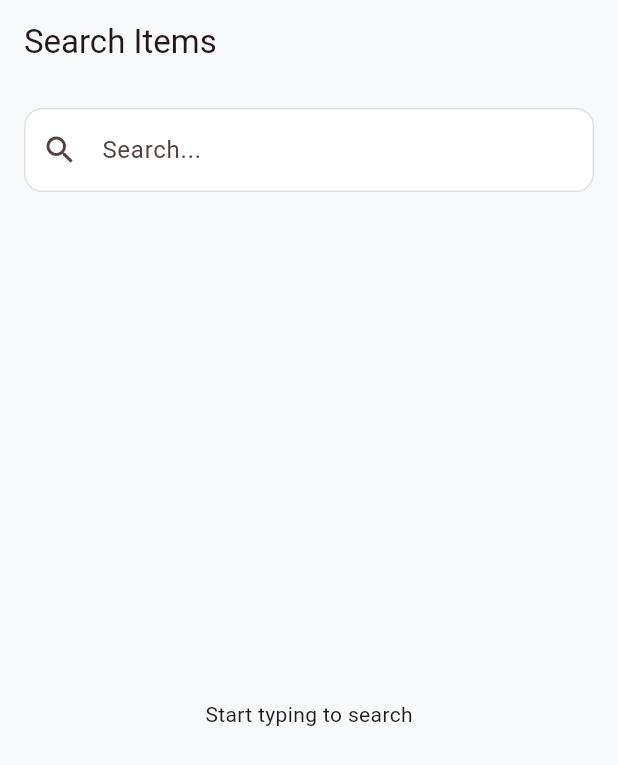
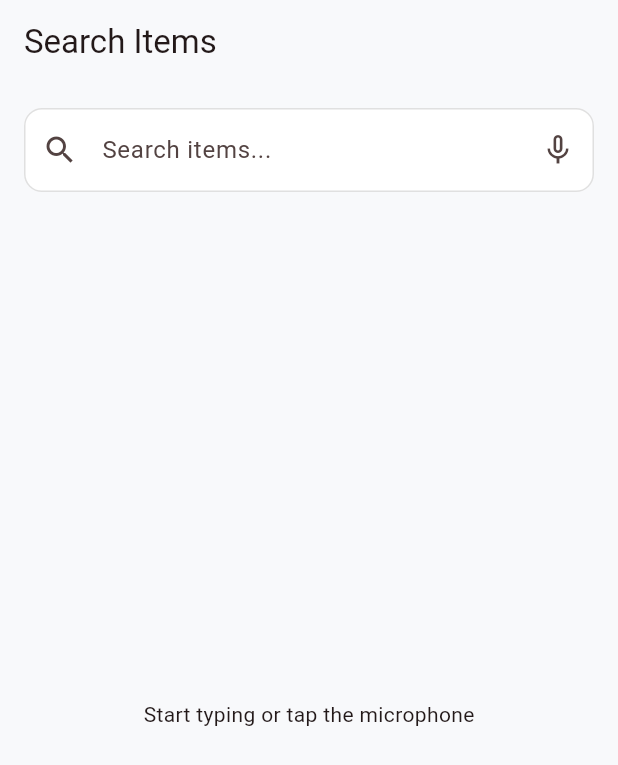
Before and after one commit to RiyoNest/find_my_stuff, a Flutter app: the SearchPage screen opened by its route, on a phone screen of 412 x 824 dp. Shown: the top 765 px of the screen. Run offline on Flutter 3.47's test engine with Material 3 defaults, Android fonts, the phone set to English and light mode, and no system bars; our stand-ins replace file_picker, flutter_riverpod, go_router, image_picker, objectbox, share_plus and 1 more; generated files the repository leaves out were written again.

Commit message:
FEAT: Voice to text in search

```diff
--- a/lib/core/services/backup_service.dart
+++ b/lib/core/services/backup_service.dart
@@ -97,7 +97,7 @@ class BackupService {
   }
 
   static Future<void> importBackup() async {
-    final result =  await FilePicker.platform.pickFiles(
+    final result =  await FilePicker.pickFiles(
       type: FileType.custom,
       allowedExtensions: ['json'],
     );
--- a/lib/features/search/presentation/pages/search_page.dart
+++ b/lib/features/search/presentation/pages/search_page.dart
@@ -1,7 +1,7 @@
 import 'package:find_my_stuff/shared/providers/storage_node_providers.dart';
 import 'package:flutter/material.dart';
 import 'package:flutter_riverpod/flutter_riverpod.dart';
-import 'package:go_router/go_router.dart';
+import 'package:speech_to_text/speech_to_text.dart';
 
 import '../widgets/search_result_tile.dart';
 
@@ -15,20 +15,142 @@ class SearchPage extends ConsumerStatefulWidget {
 class _SearchPageState extends ConsumerState<SearchPage> {
   String query = '';
 
+  final TextEditingController _controller = TextEditingController();
+
+  final SpeechToText _speech = SpeechToText();
+
+  bool _isListening = false;
+  bool _speechAvailable = false;
+
+  @override
+  void initState() {
+    super.initState();
+    _initializeSpeech();
+  }
+
+  Future<void> _initializeSpeech() async {
+    _speechAvailable = await _speech.initialize(
+      onStatus: (status) {
+        debugPrint('Speech Status: $status');
+
+        if (status == 'done' || status == 'notListening') {
+          if (mounted) {
+            setState(() {
+              _isListening = false;
+            });
+          }
+        }
+      },
+      onError: (error) {
+        debugPrint('Speech Error: $error');
+
+        if (mounted) {
+          setState(() {
+            _isListening = false;
+          });
+        }
+      },
+    );
+  }
+
+  Future<void> _startListening() async {
+    if (!_speechAvailable) {
+      ScaffoldMessenger.of(context).showSnackBar(
+        const SnackBar(
+          content: Text('Speech recognition not available'),
+        ),
+      );
+      return;
+    }
+
+    setState(() {
+      _isListening = true;
+    });
+
+    await _speech.listen(
+      localeId: "en_IN",
+      partialResults: true,
+      listenFor: const Duration(minutes: 1),
+      pauseFor: const Duration(seconds: 3),
+      onResult: (result) {
+        final words = result.recognizedWords;
+
+        if (!mounted) return;
+
+        setState(() {
+          query = words;
+
+          _controller.value = TextEditingValue(
+            text: words,
+            selection: TextSelection.collapsed(
+              offset: words.length,
+            ),
+          );
+        });
+
+        debugPrint('Recognized: $words');
+
+        if (result.finalResult) {
+          _stopListening();
+        }
+      },
+    );
+  }
+
+  Future<void> _stopListening() async {
+    await _speech.stop();
+
+    if (mounted) {
+      setState(() {
+        _isListening = false;
+      });
+    }
+  }
+
+  @override
+  void dispose() {
+    _speech.stop();
+    _controller.dispose();
+    super.dispose();
+  }
+
   @override
   Widget build(BuildContext context) {
     final resultsAsync = ref.watch(searchProvider(query));
 
     return Scaffold(
-      appBar: AppBar(title: const Text('Search Items')),
+      appBar: AppBar(
+        title: const Text('Search Items'),
+      ),
       body: Padding(
         padding: const EdgeInsets.all(16),
         child: Column(
           children: [
             TextField(
-              decoration: const InputDecoration(
-                hintText: 'Search...',
-                prefixIcon: Icon(Icons.search),
+              controller: _controller,
+              decoration: InputDecoration(
+                hintText: 'Search items...',
+                prefixIcon: const Icon(Icons.search),
+                suffixIcon: IconButton(
+                  icon: Icon(
+                    _isListening
+                        ? Icons.mic
+                        : Icons.mic_none,
+                    color: _isListening
+                        ? Colors.red
+                        : null,
+                  ),
+                  onPressed: () {
+                    if (_isListening) {
+                      _stopListening();
+                    } else {
+                      _startListening();
+                    }
+                  },
+                ),
+                border: OutlineInputBorder(
+                  borderRadius: BorderRadius.circular(12),
+                ),
               ),
               onChanged: (value) {
                 setState(() {
@@ -37,27 +159,63 @@ class _SearchPageState extends ConsumerState<SearchPage> {
               },
             ),
 
+            if (_isListening)
+              const Padding(
+                padding: EdgeInsets.only(top: 12),
+                child: Row(
+                  children: [
+                    Icon(
+                      Icons.mic,
+                      color: Colors.red,
+                    ),
+                    SizedBox(width: 8),
+                    Text(
+                      'Listening...',
+                      style: TextStyle(
+                        fontWeight: FontWeight.w500,
+                      ),
+                    ),
+                  ],
+                ),
+              ),
+
             const SizedBox(height: 16),
 
             Expanded(
               child: resultsAsync.when(
-                loading: () => const Center(child: CircularProgressIndicator()),
-                error: (e, _) => Center(child: Text(e.toString())),
+                loading: () => const Center(
+                  child: CircularProgressIndicator(),
+                ),
+
+                error: (error, stackTrace) => Center(
+                  child: Text(
+                    error.toString(),
+                  ),
+                ),
+
                 data: (items) {
-                  if (query.isEmpty) {
-                    return const Center(child: Text('Start typing to search'));
+                  if (query.trim().isEmpty) {
+                    return const Center(
+                      child: Text(
+                        'Start typing or tap the microphone',
+                      ),
+                    );
                   }
 
                   if (items.isEmpty) {
-                    return const Center(child: Text('No results found'));
+                    return const Center(
+                      child: Text(
+                        'No results found',
+                      ),
+                    );
                   }
 
                   return ListView.builder(
                     itemCount: items.length,
-                    itemBuilder: (_, index) {
-                      final item = items[index];
-
-                      return SearchResultTile(item: item);
+                    itemBuilder: (context, index) {
+                      return SearchResultTile(
+                        item: items[index],
+                      );
                     },
                   );
                 },
--- a/pubspec.yaml
+++ b/pubspec.yaml
@@ -26,8 +26,10 @@ dependencies:
   printing: ^5.14.2
   intl: ^0.20.2
   timeago: ^3.7.1
-  share_plus: ^13.1.0
-  file_picker: ^3.0.4
+  share_plus: ^12.0.2
+  file_picker: ^11.0.2
+  speech_to_text: ^7.4.0
+  permission_handler: ^12.0.3
 
 dev_dependencies:
   build_runner: ^2.15.0
```
Also changed, not shown: pubspec.lock, 6 other files.
